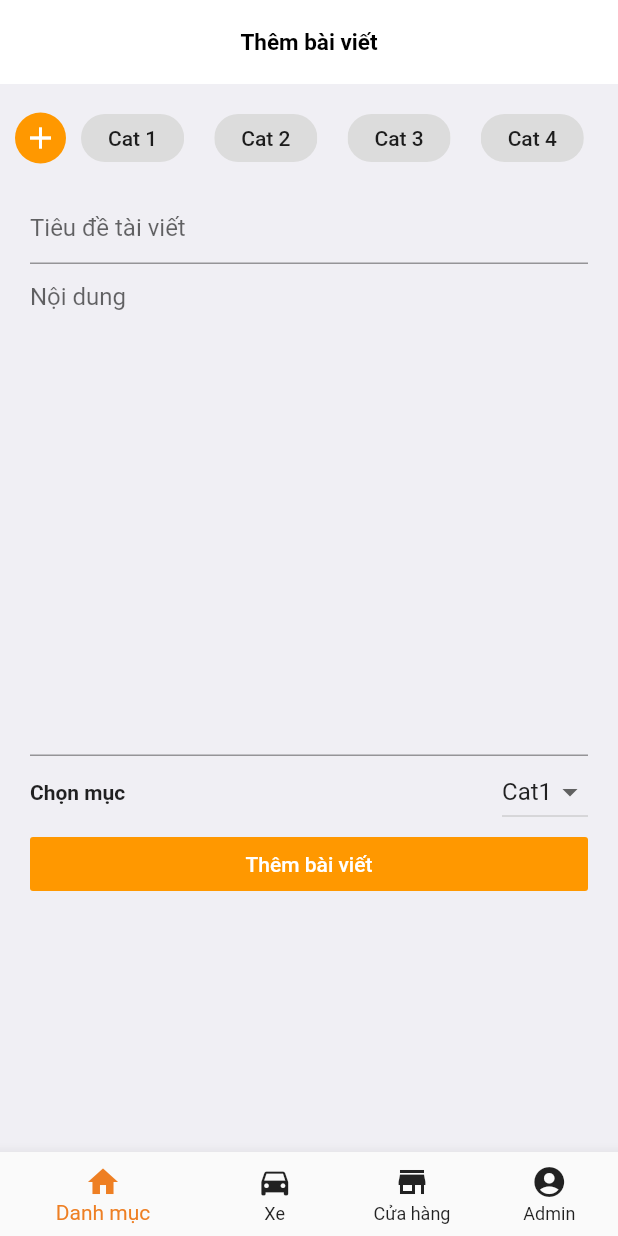
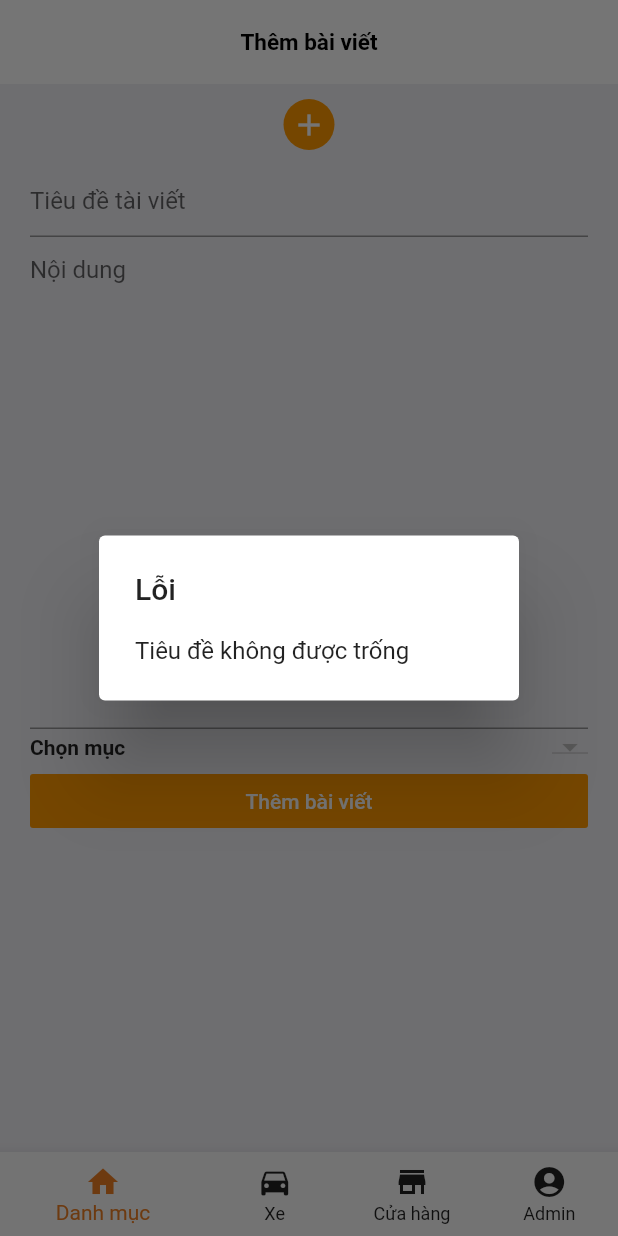
Before and after one commit to tientranzt/car_rent_flutter, a Flutter app: the screen it shows after launch, after a tap on "Thêm bài viết", on a phone screen of 412 x 824 dp. Run offline on Flutter 3.47's test engine with Material 2 defaults, Android fonts, the phone set to English and light mode, and no system bars; our stand-ins replace cloud_firestore, email_validator, firebase_auth, firebase_core, firebase_storage, google_maps_flutter and 1 more; accounts and stored records are empty.

Commit message:
add firebase category

```diff
--- a/lib/src/page/admin/addcategory/add_news_page.dart
+++ b/lib/src/page/admin/addcategory/add_news_page.dart
@@ -1,3 +1,5 @@
+import 'package:cloud_firestore/cloud_firestore.dart';
+import 'package:firebase_storage/firebase_storage.dart';
 import 'package:flutter/cupertino.dart';
 import 'package:flutter/material.dart';
 
@@ -11,7 +13,44 @@ class AddCategoryNewsPage extends StatefulWidget {
 class _AddCategoryNewsPageState extends State<AddCategoryNewsPage> {
   TextEditingController textTitleEditingController = TextEditingController();
   TextEditingController textContentEditingController = TextEditingController();
+  TextEditingController categoryContentEditingController = TextEditingController();
   int catIndex = 1;
+  FirebaseFirestore firebaseFirestore = FirebaseFirestore.instance;
+  String errorMessageCategory = "";
+  List<String> listCat = [];
+
+  @override
+  void initState() {
+    // TODO: implement initState
+    super.initState();
+    fetchCategory();
+  }
+
+  fetchCategory() async {
+    listCat = [];
+    firebaseFirestore.collection("category").get().then((value) {
+      print(value.docs);
+
+      value.docs.forEach((element) {
+        print(element.data().keys.toString());
+        String data = element.data().values.toString();
+        setState(() {
+          listCat.add(data.substring(1, data.length - 1));
+        });
+      });
+    });
+  }
+
+  showMessageError({String message}) async {
+    showDialog(
+        context: context,
+        builder: (context) {
+          return AlertDialog(
+            title: Text("Lỗi"),
+            content: Text(message),
+          );
+        });
+  }
 
   @override
   Widget build(BuildContext context) {
@@ -26,10 +65,7 @@ class _AddCategoryNewsPageState extends State<AddCategoryNewsPage> {
             title: Text(
               "Thêm bài viết",
               maxLines: 1,
-              style: TextStyle(
-                  color: Colors.black,
-                  fontSize: 15,
-                  fontWeight: FontWeight.bold),
+              style: TextStyle(color: Colors.black, fontSize: 15, fontWeight: FontWeight.bold),
             ),
             centerTitle: true,
             elevation: 0,
@@ -48,34 +84,64 @@ class _AddCategoryNewsPageState extends State<AddCategoryNewsPage> {
                             showDialog(
                                 context: context,
                                 builder: (context) {
-                                  return AlertDialog(
+                                  return StatefulBuilder(
+                                      builder: (context, state) => AlertDialog(
                                             title: Text("Thêm danh mục mới"),
                                             content: Column(
                                               mainAxisSize: MainAxisSize.min,
                                               children: [
                                                 TextField(
-                                          decoration: InputDecoration(
-                                              hintText: "Nhập danh mục"),
+                                                  controller: categoryContentEditingController,
+                                                  decoration: InputDecoration(hintText: "Nhập danh mục"),
+                                                ),
+                                                errorMessageCategory.length == 0
+                                                    ? Offstage()
+                                                    : Container(
+                                                        padding: EdgeInsets.symmetric(vertical: 10),
+                                                        child: Text(
+                                                          errorMessageCategory,
+                                                          style: TextStyle(color: Colors.red, fontSize: 14),
+                                                        ),
                                                       ),
                                                 FlatButton(
-                                          onPressed: () {},
+                                                  onPressed: () {
+                                                    print(categoryContentEditingController.text);
+                                                    String cat = categoryContentEditingController.text;
+                                                    if (cat == "") {
+                                                      state(() {
+                                                        errorMessageCategory = "Không được trống";
+                                                      });
+                                                    } else {
+                                                      state(() {
+                                                        errorMessageCategory = "";
+                                                      });
+                                                    }
+                                                    if (errorMessageCategory.length == 0) {
+                                                      firebaseFirestore.collection("category").add({cat: cat}).then((value) {
+                                                        print(value);
+                                                        Navigator.pop(context);
+                                                        state(() {
+                                                          fetchCategory();
+                                                          categoryContentEditingController.text = "";
+                                                        });
+                                                      });
+                                                    }
+                                                  },
                                                   child: Text(
                                                     "Thêm",
-                                            style:
-                                                TextStyle(color: Colors.white),
+                                                    style: TextStyle(color: Colors.white),
                                                   ),
                                                   color: Colors.orange,
                                                 )
                                               ],
                                             ),
-                                  );
+                                          ));
                                 });
                           },
                           child: Container(
                             width: 34,
                             height: 34,
-                            decoration: BoxDecoration(
-                                shape: BoxShape.circle, color: Colors.orange),
+                            decoration: BoxDecoration(shape: BoxShape.circle, color: Colors.orange),
                             child: Center(
                                 child: Icon(
                               Icons.add,
@@ -83,17 +149,17 @@ class _AddCategoryNewsPageState extends State<AddCategoryNewsPage> {
                             )),
                           ),
                         ),
-                        ...List.generate(
-                            7,
-                            (index) => Container(
+                        ...listCat
+                            .map((e) => Container(
                                 padding: EdgeInsets.all(2),
                                 margin: EdgeInsets.symmetric(horizontal: 8),
                                 child: Chip(
                                   label: Text(
-                                    "Cat ${index + 1}",
+                                    e,
                                   ),
                                   padding: EdgeInsets.symmetric(horizontal: 10),
                                 )))
+                            .toList()
                       ],
                     ),
                   ),
@@ -124,22 +190,14 @@ class _AddCategoryNewsPageState extends State<AddCategoryNewsPage> {
                           ),
                           DropdownButton(
                             items: [
-                              DropdownMenuItem(
-                                child: Text("Cat1"),
-                                value: 1,
+                              ...listCat
+                                  .map(
+                                    (e) => DropdownMenuItem(
+                                      child: Text(e),
+                                      value: listCat.indexOf(e),
                                     ),
-                              DropdownMenuItem(
-                                child: Text("Cat2"),
-                                value: 2,
-                              ),
-                              DropdownMenuItem(
-                                child: Text("Cat3"),
-                                value: 3,
-                              ),
-                              DropdownMenuItem(
-                                child: Text("Cat4"),
-                                value: 4,
-                              ),
+                                  )
+                                  .toList()
                             ],
                             onChanged: (v) {
                               setState(() {
@@ -154,8 +212,14 @@ class _AddCategoryNewsPageState extends State<AddCategoryNewsPage> {
                         width: double.infinity,
                         child: FlatButton(
                           onPressed: () {
-                            print(textTitleEditingController.text);
-                            print(textContentEditingController.text);
+                            String title = textTitleEditingController.text;
+                            String content = textContentEditingController.text;
+
+                            if (title.length == 0) {
+                              showMessageError(message: "Tiêu đề không được trống");
+                            } else if (content.length == 0) {
+                              showMessageError(message: "Nội dung không được trống");
+                            }
                           },
                           child: Text(
                             "Thêm bài viết",
--- a/pubspec.yaml
+++ b/pubspec.yaml
@@ -21,6 +21,7 @@ dependencies:
   image_picker: ^0.6.7+12
 
 
+
 dev_dependencies:
   flutter_test:
     sdk: flutter
```
Also changed, not shown: lib/src/page/admin/addcar/add_car_page.dart (+18 -0 lines), lib/src/page/admin/userlist/user_list_page.dart (+6 -4 lines). Lines whose indentation alone changed are shown as unchanged.
